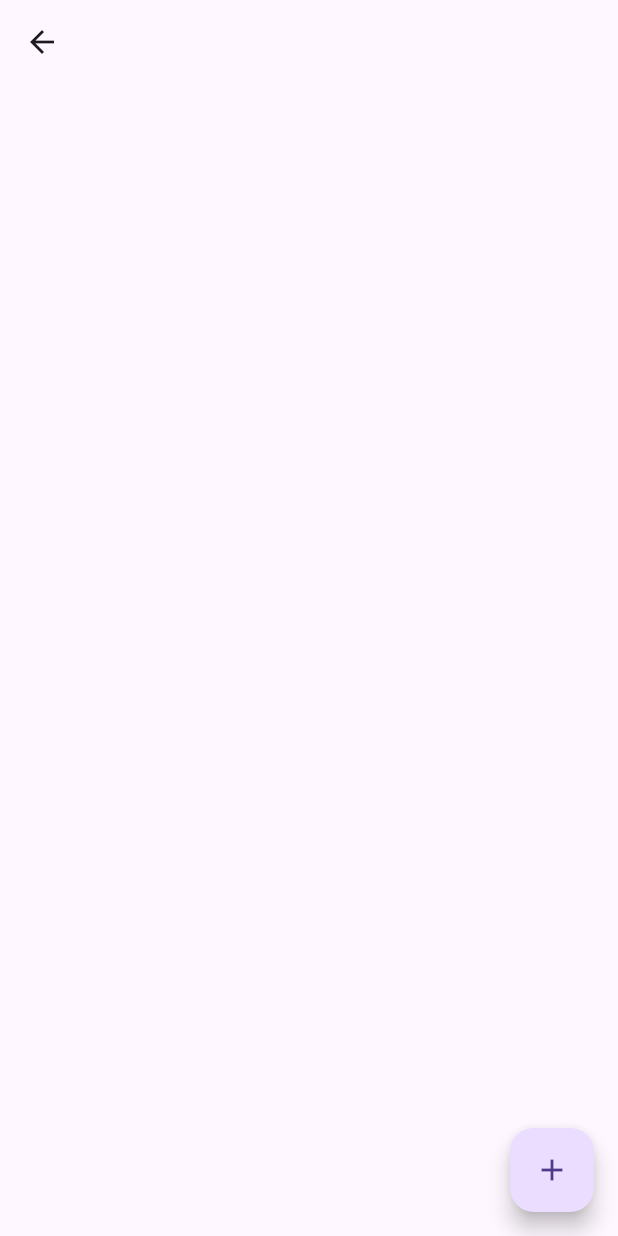
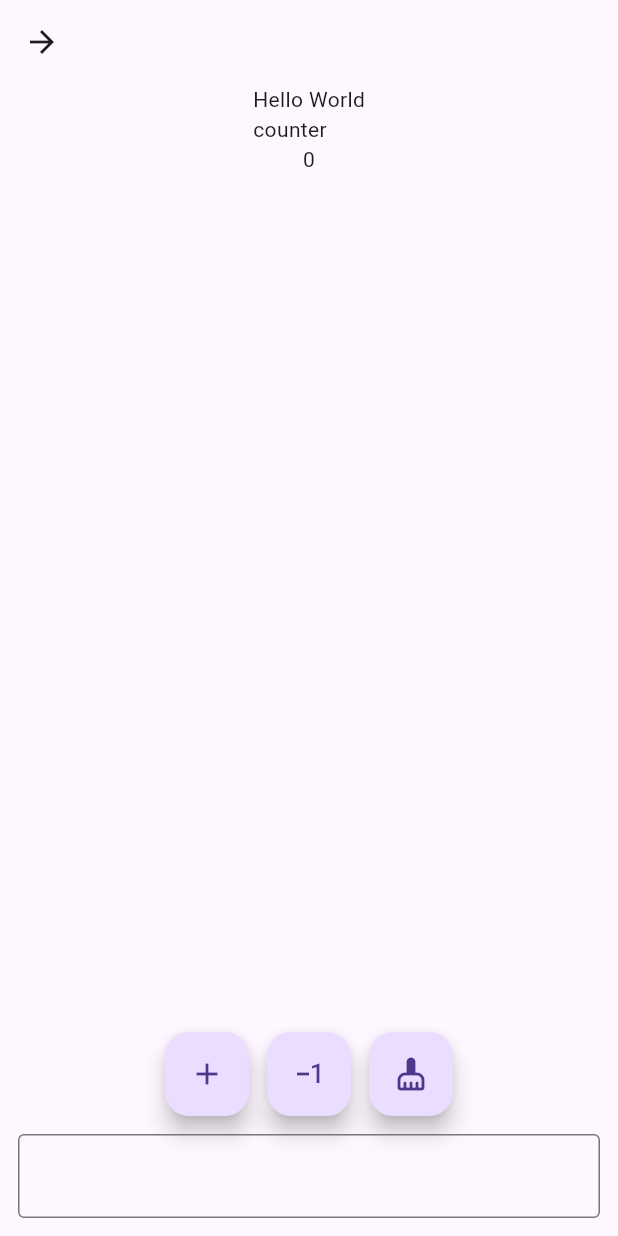
Before and after one commit to Ka8eemHelmy/Group_118, a Flutter app: the TestScreen screen opened directly, on a phone screen of 412 x 824 dp. Run offline on Flutter 3.47's test engine with Material 3 defaults, Android fonts, the phone set to English and light mode, and no system bars; our stand-ins replace bloc, flutter_bloc, fluttertoast.

Commit message:
add App Assets, App Colors, Cubits, Observer

```diff
--- a/lib/view/screens/stateful_screen.dart
+++ b/lib/view/screens/stateful_screen.dart
@@ -1,25 +1,14 @@
+import 'package:flutter/cupertino.dart';
 import 'package:flutter/material.dart';
+import 'package:flutter_bloc/flutter_bloc.dart';
+import 'package:fluttertoast/fluttertoast.dart';
+import 'package:group_118/view/screens/stateful_screen_2.dart';
+import 'package:group_118/view_model/cubits/counter/counter_cubit.dart';
 
-class TestScreen extends StatefulWidget {
+import '../../view_model/cubits/counter/counter_state.dart';
+
+class TestScreen extends StatelessWidget {
   const TestScreen({super.key});
-
-  @override
-  State<TestScreen> createState() => _TestScreenState();
-}
-
-class _TestScreenState extends State<TestScreen> {
-
-  @override
-  void initState(){
-    print('Init State');
-    super.initState();
-  }
-
-  @override
-  void didChangeDependencies(){
-    print('Did Change Dependencies');
-    super.didChangeDependencies();
-  }
 
   @override
   Widget build(BuildContext context) {
@@ -27,36 +16,110 @@ class _TestScreenState extends State<TestScreen> {
     return Scaffold(
       appBar: AppBar(
         leading: IconButton(
-          onPressed: (){
-            Navigator.pop(context);
+          onPressed: () {
+            Navigator.push(
+              context,
+              MaterialPageRoute(
+                builder: (context) => TestScreen2(),
+              ),
+            );
           },
-          icon: Icon(Icons.arrow_back),
+          icon: Icon(Icons.arrow_forward),
         ),
       ),
-      floatingActionButton: FloatingActionButton(
-        onPressed: (){
-          setState(() {});
-        },
-        child: Icon(Icons.add),
-      )
+      body: Center(
+        child: Column(
+          children: [
+            Text('Hello World\ncounter'),
+            BlocConsumer<CounterCubit, CounterState>(
+              buildWhen: (previous, current) {
+                return current is IncrementCounterState || current is DecrementCounterState || current is ResetCounterState;
+              },
+              listener: (context2, state) {
+                // if (state is IncrementCounterState) {
+                //   ScaffoldMessenger.of(context).showSnackBar(
+                //     SnackBar(
+                //       content: Text(
+                //         'You Are Increment',
+                //       ),
+                //     ),
+                //   );
+                // }
+              },
+              builder: (context, state) {
+                print('Counter Build Only');
+                return Text(CounterCubit.get(context).counter.toString());
+              },
+            ),
+            Expanded(
+              child: BlocBuilder<CounterCubit, CounterState>(
+                buildWhen: (previous, current) {
+                  return current is AddNewInputState;
+                },
+                builder: (context, state) {
+                  print('Inputs Build Only');
+                  return ListView.separated(
+                    padding: EdgeInsets.all(12),
+                    itemBuilder: (context, index) {
+                      return Text(CounterCubit.get(context).inputs[index]);
+                    },
+                    separatorBuilder: (context, index) {
+                      return Divider();
+                    },
+                    itemCount: CounterCubit.get(context).inputs.length,
+                  );
+                },
+              ),
+            ),
+            SafeArea(
+              bottom: false,
+              child: Row(
+                mainAxisAlignment: MainAxisAlignment.center,
+                children: [
+                  FloatingActionButton(
+                    onPressed: () {
+                      CounterCubit.get(context).increment();
+                    },
+                    child: Icon(Icons.add),
+                  ),
+                  SizedBox(
+                    width: 12,
+                  ),
+                  FloatingActionButton(
+                    onPressed: () {
+                      CounterCubit.get(context).subtract();
+                    },
+                    child: Icon(Icons.exposure_minus_1),
+                  ),
+                  SizedBox(
+                    width: 12,
+                  ),
+                  FloatingActionButton(
+                    onPressed: () {
+                      CounterCubit.get(context).reset();
+                    },
+                    child: Icon(Icons.cleaning_services_rounded),
+                  ),
+                ],
+              ),
+            ),
+            SafeArea(
+              child: Padding(
+                padding: const EdgeInsets.all(12),
+                child: TextFormField(
+                  controller: CounterCubit.get(context).inputController,
+                  onFieldSubmitted: (value) {
+                    CounterCubit.get(context).addInput();
+                  },
+                  decoration: InputDecoration(
+                    border: OutlineInputBorder(),
+                  ),
+                ),
+              ),
+            ),
+          ],
+        ),
+      ),
     );
   }
-
-  @override
-  void didUpdateWidget(TestScreen oldWidget){
-    print('Did Update Widget');
-    super.didUpdateWidget(oldWidget);
-  }
-
-  @override
-  void deactivate(){
-    print('De Activate');
-    super.deactivate();
-  }
-
-  @override
-  void dispose(){
-    print('Dispose');
-    super.dispose();
-  }
 }
--- /dev/null
+++ b/lib/view_model/cubits/auth/auth_state.dart
@@ -0,0 +1,14 @@
+abstract class AuthState {}
+
+final class InitAuthState extends AuthState {}
+
+final class TogglePasswordState extends AuthState {}
+
+final class LoginLoadingState extends AuthState {}
+
+final class LoginSuccessState extends AuthState {}
+
+final class LoginErrorState extends AuthState {
+  final String error;
+  LoginErrorState({required this.error});
+}
--- /dev/null
+++ b/lib/view_model/cubits/counter/counter_cubit.dart
@@ -0,0 +1,38 @@
+import 'package:flutter/cupertino.dart';
+import 'package:flutter_bloc/flutter_bloc.dart';
+import 'counter_state.dart';
+
+class CounterCubit extends Cubit<CounterState>{
+  CounterCubit() : super(InitialCounterState());
+
+  static CounterCubit get (context) => BlocProvider.of<CounterCubit>(context);
+
+  int counter = 0;
+
+  void increment() {
+    counter++;
+    print(counter);
+    emit(IncrementCounterState());
+  }
+
+  void subtract(){
+    counter--;
+    print(counter);
+    emit(DecrementCounterState());
+  }
+
+  void reset() {
+    counter = 0;
+    emit(ResetCounterState());
+  }
+
+  List<String> inputs = [];
+
+  TextEditingController inputController = TextEditingController();
+
+  void addInput () {
+    inputs.add(inputController.text);
+    inputController.clear();
+    emit(AddNewInputState());
+  }
+}
--- /dev/null
+++ b/lib/view_model/cubits/counter/counter_state.dart
@@ -0,0 +1,11 @@
+abstract class CounterState {}
+
+final class InitialCounterState extends CounterState {}
+
+final class IncrementCounterState extends CounterState {}
+
+final class DecrementCounterState extends CounterState {}
+
+final class ResetCounterState extends CounterState {}
+
+final class AddNewInputState extends CounterState {}
--- /dev/null
+++ b/lib/view_model/utils/app_assets.dart
@@ -0,0 +1,3 @@
+class AppAssets {
+  static const String logo = 'assets/images/logo.jpg';
+}
--- /dev/null
+++ b/lib/view_model/utils/app_colors.dart
@@ -0,0 +1,6 @@
+import 'package:flutter/material.dart';
+
+class AppColors {
+  static const Color white = Colors.white;
+  static const Color primary = Color(0xFF68A92D);
+}
--- /dev/null
+++ b/lib/view_model/utils/constants.dart
@@ -0,0 +1,3 @@
+class Constants {
+
+}
--- a/pubspec.yaml
+++ b/pubspec.yaml
@@ -36,6 +36,8 @@ dependencies:
   # Use with the CupertinoIcons class for iOS style icons.
   cupertino_icons: ^1.0.6
   fluttertoast: ^8.2.6
+  bloc: ^8.1.4
+  flutter_bloc: ^8.1.6
 
 dev_dependencies:
   flutter_test:
```
Also changed, not shown: lib/main.dart (+17 -4 lines), lib/view/screens/auth/login_screen.dart (+106 -147 lines), lib/view/screens/stateful_screen_2.dart (added, +42 -0 lines), lib/view_model/cubits/auth/auth_cubit.dart (added, +46 -0 lines), lib/view_model/cubits/observer.dart (added, +27 -0 lines), pubspec.lock.
